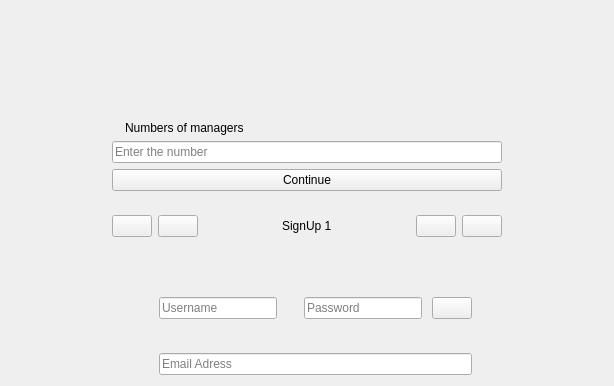
Above: src/signup.ui from sinahdp/Farmopolis before the change; both pictures show x 0 to 614 and y 0 to 386 of the 614 by 766 pixel window. Below: the same form after it.
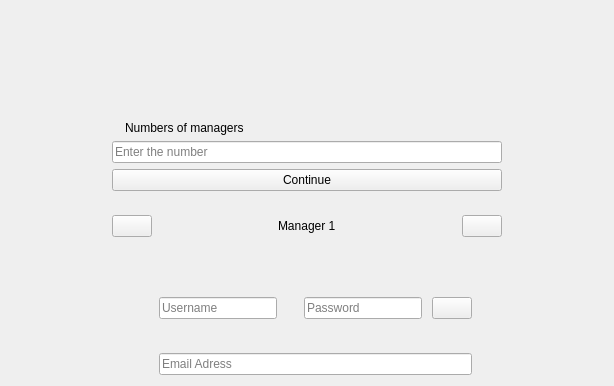
That is the form after the change.

```diff
--- a/src/signup.ui
+++ b/src/signup.ui
@@ -118,7 +118,7 @@
               <item row="0" column="0">
                <layout class="QVBoxLayout" name="verticalLayout_2" stretch="0,4">
                 <item>
-                 <layout class="QHBoxLayout" name="horizontalLayout_2" stretch="0,0,0,0,0,0,0">
+                 <layout class="QHBoxLayout" name="horizontalLayout_2" stretch="0,1,0,1,0">
                   <item>
                    <widget class="QPushButton" name="soundpushButton">
                     <property name="text">
@@ -126,13 +126,6 @@
                     </property>
                    </widget>
                   </item>
-                  <item>
-                   <widget class="QPushButton" name="darkmodepushButton">
-                    <property name="text">
-                     <string/>
-                    </property>
-                   </widget>
-                  </item>
                   <item>
                    <spacer name="horizontalSpacer_6">
                     <property name="orientation">
@@ -149,7 +142,7 @@
                   <item>
                    <widget class="QLabel" name="titleFormlabel">
                     <property name="text">
-                     <string>SignUp 1</string>
+                     <string>Manager 1</string>
                     </property>
                    </widget>
                   </item>
@@ -167,14 +160,7 @@
                    </spacer>
                   </item>
                   <item>
-                   <widget class="QPushButton" name="previouspushButton">
-                    <property name="text">
-                     <string/>
-                    </property>
-                   </widget>
-                  </item>
-                  <item>
-                   <widget class="QPushButton" name="nextpushButton">
+                   <widget class="QPushButton" name="darkmodepushButton">
                     <property name="text">
                      <string/>
                     </property>
```
